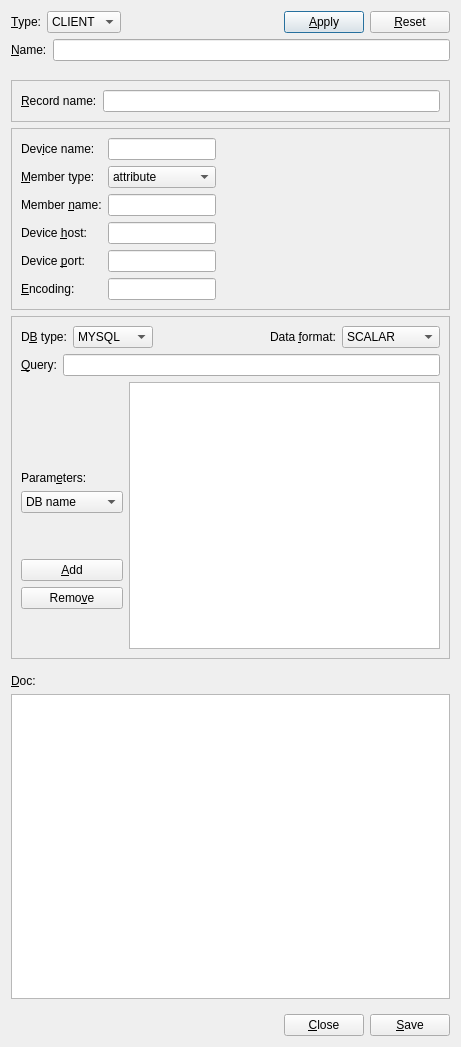
Above: ndtsconfigtool/ui/datasourcedlg.ui from jkotan/nexdatas.configtool before the change. Below: the same form after it.
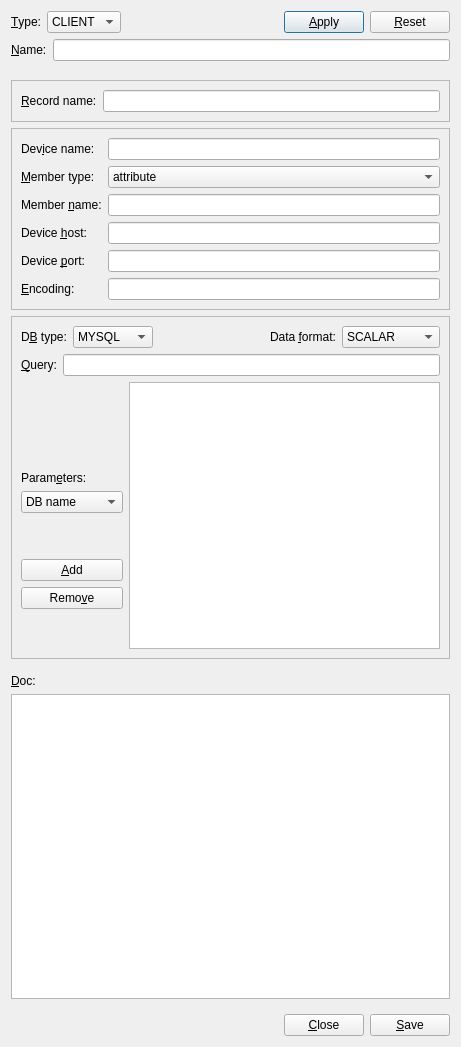
That is the form after the change.

Commit message: updating datasource widget

Diff of the .ui file:
```diff
--- a/ndtsconfigtool/ui/datasourcedlg.ui
+++ b/ndtsconfigtool/ui/datasourcedlg.ui
@@ -173,10 +173,7 @@
        <property name="frameShadow">
         <enum>QFrame::Raised</enum>
        </property>
-       <layout class="QFormLayout" name="formLayout_2">
-        <property name="fieldGrowthPolicy">
-         <enum>QFormLayout::AllNonFixedFieldsGrow</enum>
-        </property>
+       <layout class="QGridLayout" name="gridLayout_7">
         <property name="leftMargin">
          <number>9</number>
         </property>
```
The commit also changes 1 other file.
